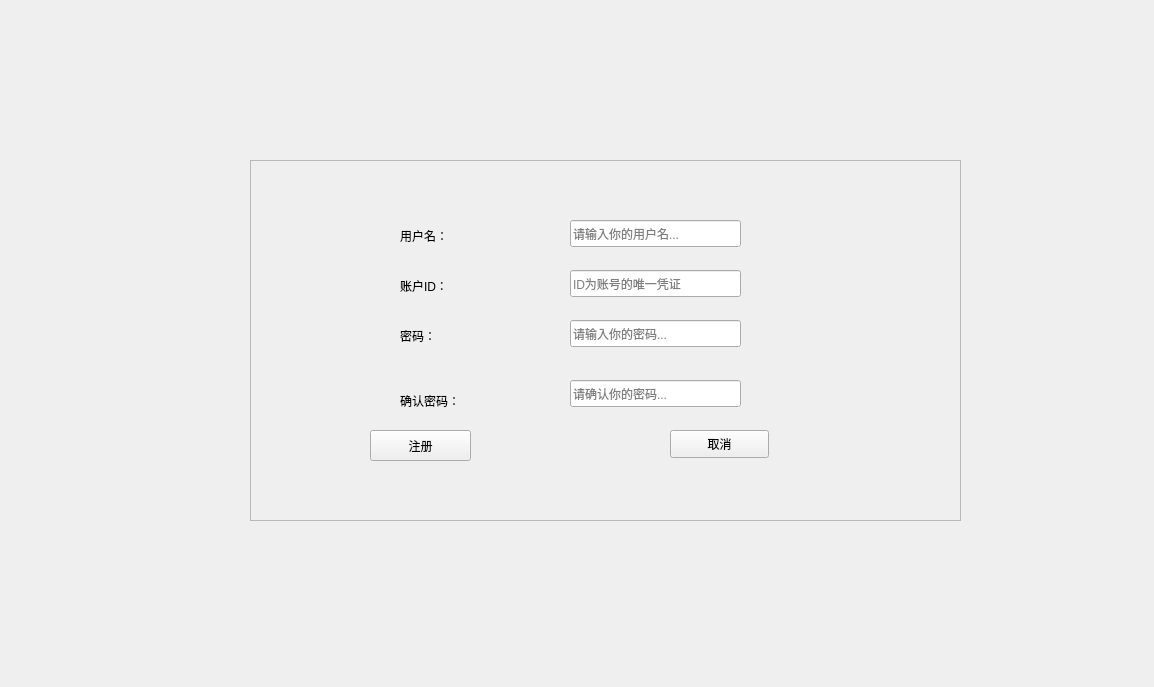
Old version of the form Flight/sign_in.ui in the repository howbirdfly/FlightServer.
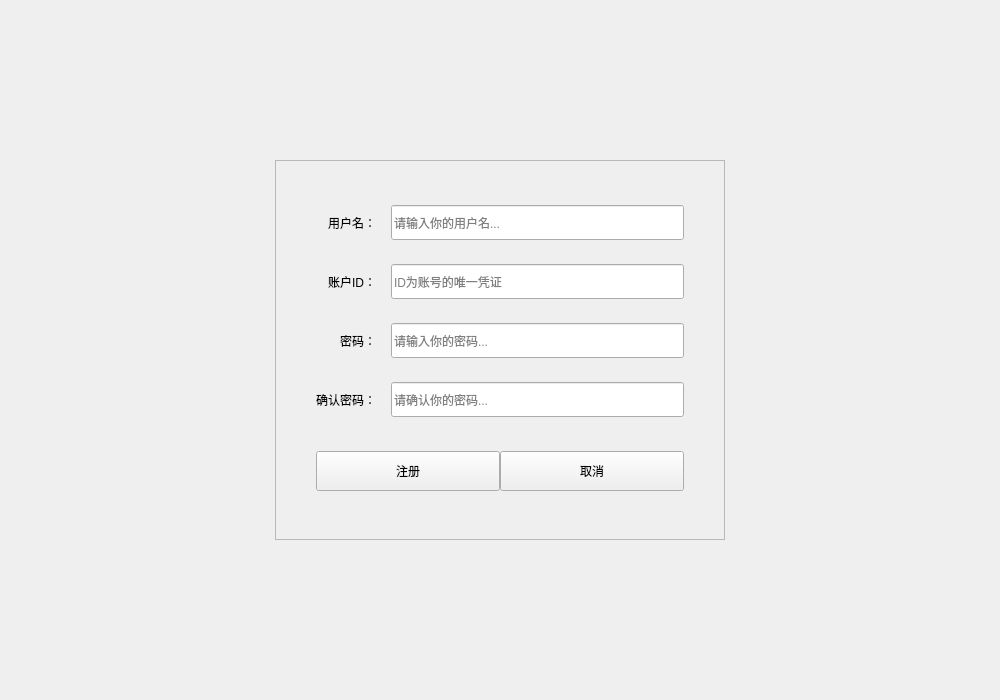
New version of the form.

Diff of the .ui file:
```diff
--- a/Flight/sign_in.ui
+++ b/Flight/sign_in.ui
@@ -6,21 +6,49 @@
    <rect>
     <x>0</x>
     <y>0</y>
-    <width>1154</width>
-    <height>687</height>
+    <width>1000</width>
+    <height>700</height>
    </rect>
   </property>
   <property name="windowTitle">
    <string>注册</string>
   </property>
+  <layout class="QVBoxLayout" name="verticalLayout_main">
+   <item>
+    <spacer name="verticalSpacer_top">
+     <property name="orientation">
+      <enum>Qt::Vertical</enum>
+     </property>
+     <property name="sizeHint" stdset="0">
+      <size>
+       <width>20</width>
+       <height>40</height>
+      </size>
+     </property>
+    </spacer>
+   </item>
+   <item>
+    <layout class="QHBoxLayout" name="horizontalLayout_center">
+     <item>
+      <spacer name="horizontalSpacer_left">
+       <property name="orientation">
+        <enum>Qt::Horizontal</enum>
+       </property>
+       <property name="sizeHint" stdset="0">
+        <size>
+         <width>40</width>
+         <height>20</height>
+        </size>
+       </property>
+      </spacer>
+     </item>
+     <item>
   <widget class="QFrame" name="frame">
-   <property name="geometry">
-    <rect>
-     <x>250</x>
-     <y>160</y>
-     <width>711</width>
-     <height>361</height>
-    </rect>
+       <property name="minimumSize">
+        <size>
+         <width>450</width>
+         <height>380</height>
+        </size>
    </property>
    <property name="frameShape">
     <enum>QFrame::StyledPanel</enum>
@@ -28,143 +56,199 @@
    <property name="frameShadow">
     <enum>QFrame::Raised</enum>
    </property>
+       <layout class="QGridLayout" name="gridLayout">
+        <property name="leftMargin">
+         <number>40</number>
+        </property>
+        <property name="topMargin">
+         <number>40</number>
+        </property>
+        <property name="rightMargin">
+         <number>40</number>
+        </property>
+        <property name="bottomMargin">
+         <number>40</number>
+        </property>
+        <property name="verticalSpacing">
+         <number>20</number>
+        </property>
+        <property name="horizontalSpacing">
+         <number>15</number>
+        </property>
+
+        <item row="0" column="0">
    <widget class="QLabel" name="Sign_in_Username">
-    <property name="geometry">
-     <rect>
-      <x>150</x>
-      <y>60</y>
-      <width>81</width>
-      <height>31</height>
-     </rect>
-    </property>
     <property name="text">
      <string>用户名：</string>
     </property>
-   </widget>
+          <property name="alignment">
+           <set>Qt::AlignRight|Qt::AlignTrailing|Qt::AlignVCenter</set>
+          </property>
+         </widget>
+        </item>
+        <item row="0" column="1">
+         <widget class="QLineEdit" name="Sign_in_UsernameT">
+          <property name="minimumSize">
+           <size>
+            <width>0</width>
+            <height>35</height>
+           </size>
+          </property>
+          <property name="placeholderText">
+           <string>请输入你的用户名...</string>
+          </property>
+         </widget>
+        </item>
+
+        <item row="1" column="0">
    <widget class="QLabel" name="label">
-    <property name="geometry">
-     <rect>
-      <x>150</x>
-      <y>110</y>
-      <width>71</width>
-      <height>31</height>
-     </rect>
-    </property>
     <property name="text">
      <string>账户ID：</string>
     </property>
-   </widget>
-   <widget class="QLabel" name="Sign_in_PassWord">
-    <property name="geometry">
-     <rect>
-      <x>150</x>
-      <y>160</y>
-      <width>61</width>
-      <height>31</height>
-     </rect>
-    </property>
-    <property name="text">
-     <string>密码：</string>
-    </property>
-   </widget>
-   <widget class="QLabel" name="Sign_in_PassWordA">
-    <property name="geometry">
-     <rect>
-      <x>150</x>
-      <y>220</y>
-      <width>91</width>
-      <height>41</height>
-     </rect>
-    </property>
-    <property name="text">
-     <string>确认密码：</string>
-    </property>
-   </widget>
+          <property name="alignment">
+           <set>Qt::AlignRight|Qt::AlignTrailing|Qt::AlignVCenter</set>
+          </property>
+         </widget>
+        </item>
+        <item row="1" column="1">
    <widget class="QLineEdit" name="ID">
-    <property name="geometry">
-     <rect>
-      <x>320</x>
-      <y>110</y>
-      <width>171</width>
-      <height>27</height>
-     </rect>
-    </property>
-    <property name="inputMask">
-     <string/>
+          <property name="minimumSize">
+           <size>
+            <width>0</width>
+            <height>35</height>
+           </size>
     </property>
     <property name="placeholderText">
      <string>ID为账号的唯一凭证</string>
     </property>
    </widget>
-   <widget class="QLineEdit" name="Sign_in_UsernameT">
-    <property name="geometry">
-     <rect>
-      <x>320</x>
-      <y>60</y>
-      <width>171</width>
-      <height>27</height>
-     </rect>
-    </property>
-    <property name="placeholderText">
-     <string>请输入你的用户名...</string>
-    </property>
-   </widget>
+        </item>
+
+        <item row="2" column="0">
+         <widget class="QLabel" name="Sign_in_PassWord">
+          <property name="text">
+           <string>密码：</string>
+          </property>
+          <property name="alignment">
+           <set>Qt::AlignRight|Qt::AlignTrailing|Qt::AlignVCenter</set>
+          </property>
+         </widget>
+        </item>
+        <item row="2" column="1">
    <widget class="QLineEdit" name="Sign_in_PassWordT">
-    <property name="geometry">
-     <rect>
-      <x>320</x>
-      <y>160</y>
-      <width>171</width>
-      <height>27</height>
-     </rect>
-    </property>
-    <property name="inputMask">
-     <string/>
+          <property name="minimumSize">
+           <size>
+            <width>0</width>
+            <height>35</height>
+           </size>
+          </property>
+          <property name="echoMode">
+           <enum>QLineEdit::Password</enum>
     </property>
     <property name="placeholderText">
      <string>请输入你的密码...</string>
     </property>
    </widget>
+        </item>
+
+        <item row="3" column="0">
+         <widget class="QLabel" name="Sign_in_PassWordA">
+          <property name="text">
+           <string>确认密码：</string>
+          </property>
+          <property name="alignment">
+           <set>Qt::AlignRight|Qt::AlignTrailing|Qt::AlignVCenter</set>
+          </property>
+         </widget>
+        </item>
+        <item row="3" column="1">
    <widget class="QLineEdit" name="Sign_in_PassWordAT">
-    <property name="geometry">
-     <rect>
-      <x>320</x>
-      <y>220</y>
-      <width>171</width>
-      <height>27</height>
-     </rect>
+          <property name="minimumSize">
+           <size>
+            <width>0</width>
+            <height>35</height>
+           </size>
+          </property>
+          <property name="echoMode">
+           <enum>QLineEdit::Password</enum>
     </property>
     <property name="placeholderText">
      <string>请确认你的密码...</string>
     </property>
    </widget>
+        </item>
+
+        <item row="4" column="0" colspan="2">
+         <layout class="QHBoxLayout" name="horizontalLayout_btns">
+          <property name="topMargin">
+           <number>10</number>
+          </property>
+          <item>
+           <widget class="QPushButton" name="Sign_in_Button">
+            <property name="minimumSize">
+             <size>
+              <width>120</width>
+              <height>40</height>
+             </size>
+            </property>
+            <property name="cursor">
+             <cursorShape>PointingHandCursor</cursorShape>
+            </property>
+            <property name="text">
+             <string>注册</string>
+            </property>
+           </widget>
+          </item>
+          <item>
    <widget class="QPushButton" name="Sign_in_Cencel">
-    <property name="geometry">
-     <rect>
-      <x>420</x>
-      <y>270</y>
-      <width>99</width>
-      <height>28</height>
-     </rect>
+            <property name="minimumSize">
+             <size>
+              <width>120</width>
+              <height>40</height>
+             </size>
+            </property>
+            <property name="cursor">
+             <cursorShape>PointingHandCursor</cursorShape>
     </property>
     <property name="text">
      <string>取消</string>
     </property>
    </widget>
-   <widget class="QPushButton" name="Sign_in_Button">
-    <property name="geometry">
-     <rect>
-      <x>120</x>
-      <y>270</y>
-      <width>101</width>
-      <height>31</height>
-     </rect>
-    </property>
-    <property name="text">
-     <string>注册</string>
-    </property>
-   </widget>
-  </widget>
+          </item>
+         </layout>
+        </item>
+       </layout>
+      </widget>
+     </item>
+     <item>
+      <spacer name="horizontalSpacer_right">
+       <property name="orientation">
+        <enum>Qt::Horizontal</enum>
+       </property>
+       <property name="sizeHint" stdset="0">
+        <size>
+         <width>40</width>
+         <height>20</height>
+        </size>
+       </property>
+      </spacer>
+     </item>
+    </layout>
+   </item>
+   <item>
+    <spacer name="verticalSpacer_bottom">
+     <property name="orientation">
+      <enum>Qt::Vertical</enum>
+     </property>
+     <property name="sizeHint" stdset="0">
+      <size>
+       <width>20</width>
+       <height>40</height>
+      </size>
+     </property>
+    </spacer>
+   </item>
+  </layout>
  </widget>
  <resources/>
  <connections/>
```
Left out of the diff: 2 changed lines with no effect on the pictures. Lines whose indentation alone changed are shown as unchanged.
